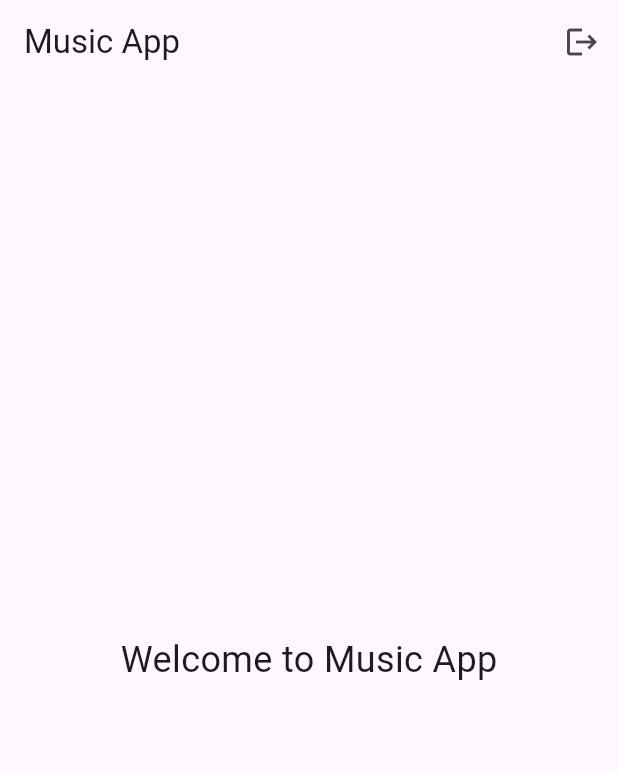
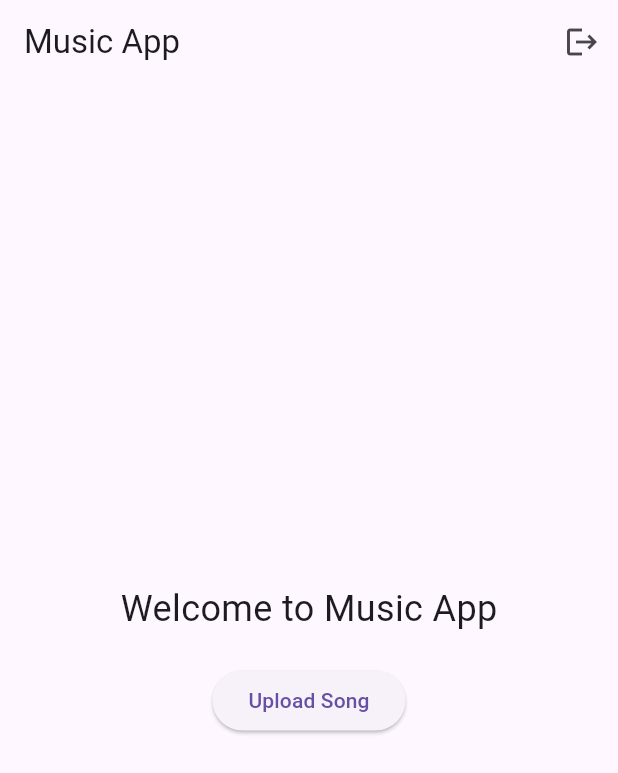
Before and after one commit to Afffiq/music_app, a Flutter app: the HomeScreen screen opened directly, on a phone screen of 412 x 824 dp. Shown: the top 773 px of the screen. Run offline on Flutter 3.47's test engine with Material 3 defaults, Android fonts, the phone set to English and light mode, and no system bars; our stand-ins replace cloud_firestore, firebase_auth, firebase_core; accounts and stored records are empty.

Commit message:
Added admin role and upload screen

```diff
--- /dev/null
+++ b/lib/models/song.dart
@@ -0,0 +1,28 @@
+class Song {
+  final String id;
+  final String title;
+  final String artist;
+  final String audioUrl;
+  final int coverIndex;
+
+  Song({
+    required this.id,
+    required this.title,
+    required this.artist,
+    required this.audioUrl,
+    required this.coverIndex,
+  });
+
+  factory Song.fromMap(
+    String id,
+    Map<String, dynamic> data,
+  ) {
+    return Song(
+      id: id,
+      title: data['title'],
+      artist: data['artist'],
+      audioUrl: data['audioUrl'],
+      coverIndex: data['coverIndex'],
+    );
+  }
+}
--- a/lib/screens/home_screen.dart
+++ b/lib/screens/home_screen.dart
@@ -1,14 +1,38 @@
 import 'package:flutter/material.dart';
 import '../services/auth_service.dart';
+import '../services/admin_service.dart';
 import 'login_screen.dart';
+import 'upload_song_screen.dart';
 
-class HomeScreen extends StatelessWidget {
+class HomeScreen extends StatefulWidget {
   const HomeScreen({super.key});
 
-  Future<void> logout(BuildContext context) async {
+  @override
+  State<HomeScreen> createState() => _HomeScreenState();
+}
+
+class _HomeScreenState extends State<HomeScreen> {
+
+  bool isAdmin = false;
+
+  @override
+  void initState() {
+    super.initState();
+    checkAdmin();
+  }
+
+  Future<void> checkAdmin() async {
+    bool result = await AdminService().isAdmin();
+
+    setState(() {
+      isAdmin = result;
+    });
+  }
+
+  Future<void> logout() async {
     await AuthService().signOut();
 
-    if (!context.mounted) return;
+    if (!mounted) return;
 
     Navigator.pushAndRemoveUntil(
       context,
@@ -27,14 +51,36 @@ class HomeScreen extends StatelessWidget {
         actions: [
           IconButton(
             icon: const Icon(Icons.logout),
-            onPressed: () => logout(context),
+            onPressed: logout,
           ),
         ],
       ),
-      body: const Center(
-        child: Text(
-          "Welcome to Music App",
-          style: TextStyle(fontSize: 24),
+
+      body: Center(
+        child: Column(
+          mainAxisAlignment: MainAxisAlignment.center,
+          children: [
+
+            const Text(
+              "Welcome to Music App",
+              style: TextStyle(fontSize: 24),
+            ),
+
+            const SizedBox(height: 20),
+
+            if (isAdmin)
+              ElevatedButton(
+                onPressed: () { Navigator.push(
+                context,
+                 MaterialPageRoute(
+                 builder: (_) =>
+                 const UploadSongScreen(),
+                  ),
+               );
+               },
+                child: const Text("Upload Song"),
+              ),
+          ],
         ),
       ),
     );
--- /dev/null
+++ b/lib/services/admin_service.dart
@@ -0,0 +1,21 @@
+import 'package:cloud_firestore/cloud_firestore.dart';
+import 'package:firebase_auth/firebase_auth.dart';
+
+class AdminService {
+  final FirebaseFirestore _firestore =
+      FirebaseFirestore.instance;
+
+  Future<bool> isAdmin() async {
+    User? user = FirebaseAuth.instance.currentUser;
+
+    if (user == null) return false;
+
+    DocumentSnapshot doc =
+        await _firestore
+            .collection('admins')
+            .doc(user.uid)
+            .get();
+
+    return doc.exists;
+  }
+}
--- a/pubspec.yaml
+++ b/pubspec.yaml
@@ -38,6 +38,7 @@ dependencies:
   firebase_auth: ^6.5.2
   cloud_firestore: ^6.5.0
   firebase_storage: ^13.4.2
+  file_picker: ^11.0.2
 
 dev_dependencies:
   flutter_test:
```
Also changed, not shown: lib/screens/register_screen.dart (+14 -12 lines), lib/screens/upload_song_screen.dart (added, +59 -0 lines), lib/services/firestore_service.dart (added, +17 -0 lines), lib/services/song_service.dart (added, +34 -0 lines), pubspec.lock, 1 other file.
